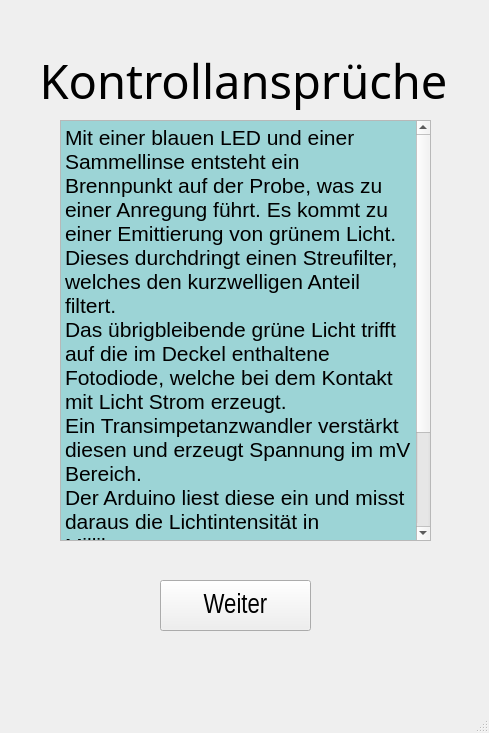
Qt form dipl_Kontrolle/KontrollAnspruchWindow_v1.ui (diplomarbeit-PCR/Diplomarbeit_PCR) before a commit.
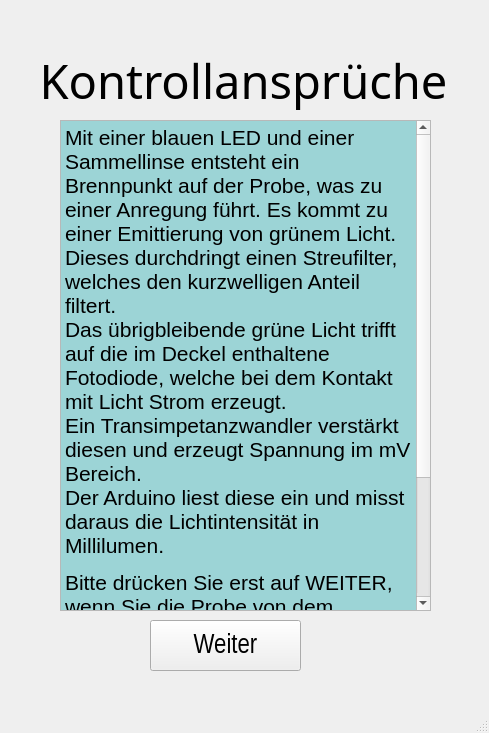
The same form after that commit.

Commit message: KontrollAnspruch erweitert

Diff of the .ui file:
```diff
--- a/dipl_Kontrolle/KontrollAnspruchWindow_v1.ui
+++ b/dipl_Kontrolle/KontrollAnspruchWindow_v1.ui
@@ -20,7 +20,7 @@
       <x>60</x>
       <y>120</y>
       <width>371</width>
-      <height>421</height>
+      <height>491</height>
      </rect>
     </property>
     <property name="readOnly">
@@ -35,7 +35,8 @@
 li.checked::marker { content: &quot;\2612&quot;; }
 &lt;/style&gt;&lt;/head&gt;&lt;body style=&quot; font-family:'Segoe UI'; font-size:9pt; font-weight:400; font-style:normal;&quot; bgcolor=&quot;#9cd4d6&quot;&gt;
 &lt;p style=&quot; margin-top:12px; margin-bottom:12px; margin-left:0px; margin-right:0px; -qt-block-indent:0; text-indent:0px;&quot;&gt;&lt;span style=&quot; font-family:'Arial Narrow','sans-serif'; font-size:16pt;&quot;&gt;Mit einer blauen LED und einer Sammellinse entsteht ein Brennpunkt auf der Probe, was zu einer Anregung führt. Es kommt zu einer Emittierung von grünem Licht. Dieses durchdringt einen Streufilter, welches den kurzwelligen Anteil filtert.&lt;br /&gt;Das übrigbleibende grüne Licht trifft auf die im Deckel enthaltene Fotodiode, welche bei dem Kontakt mit Licht Strom erzeugt. &lt;br /&gt;Ein Transimpetanzwandler verstärkt diesen und erzeugt Spannung im mV Bereich. &lt;br /&gt;Der Arduino liest diese ein und misst daraus die Lichtintensität in Millilumen.&lt;/span&gt;&lt;/p&gt;
-&lt;p style=&quot; margin-top:12px; margin-bottom:12px; margin-left:0px; margin-right:0px; -qt-block-indent:0; text-indent:0px;&quot;&gt;&lt;span style=&quot; font-family:'Arial Narrow','sans-serif'; font-size:16pt;&quot;&gt;Bitte drücken Sie erst auf WEITER, wenn Sie die Probe von dem Bewegmechanismus in die Detektorhalterung befördert haben.&lt;/span&gt;&lt;/p&gt;&lt;/body&gt;&lt;/html&gt;</string>
+&lt;p style=&quot; margin-top:12px; margin-bottom:12px; margin-left:0px; margin-right:0px; -qt-block-indent:0; text-indent:0px;&quot;&gt;&lt;span style=&quot; font-family:'Arial Narrow','sans-serif'; font-size:16pt;&quot;&gt;Bitte drücken Sie erst auf WEITER, wenn Sie die Probe von dem Bewegmechanismus in die Detektorhalterung befördert haben.&lt;/span&gt;&lt;/p&gt;
+&lt;p style=&quot; margin-top:12px; margin-bottom:12px; margin-left:0px; margin-right:0px; -qt-block-indent:0; text-indent:0px;&quot;&gt;&lt;span style=&quot; font-family:'Arial Narrow','sans-serif'; font-size:16pt;&quot;&gt;Wenn WEITER gedrückt wurde, so beginnt die Messung der Probe. Sobald sie fertig ist, werden die Ergebnisse angezeigt.&lt;/span&gt;&lt;/p&gt;&lt;/body&gt;&lt;/html&gt;</string>
     </property>
    </widget>
    <widget class="QLabel" name="label">
@@ -64,8 +65,8 @@
    <widget class="QPushButton" name="btn_Weiter">
     <property name="geometry">
      <rect>
-      <x>160</x>
-      <y>580</y>
+      <x>150</x>
+      <y>620</y>
       <width>151</width>
       <height>51</height>
      </rect>
```
The commit also changes 1 other file.
